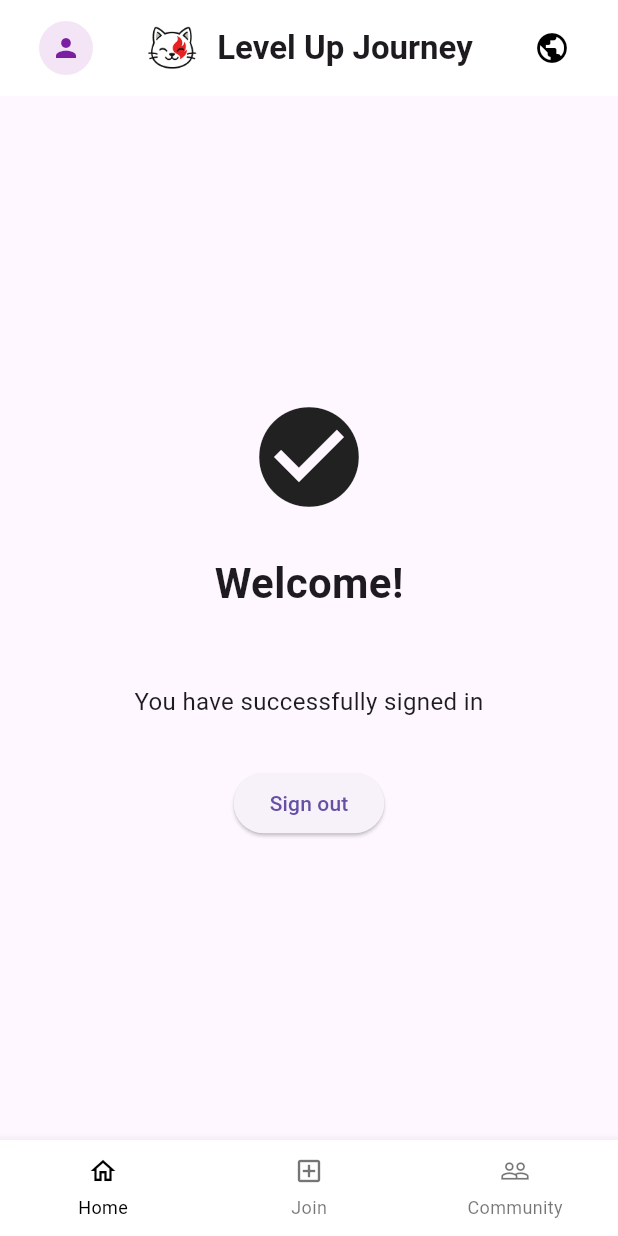
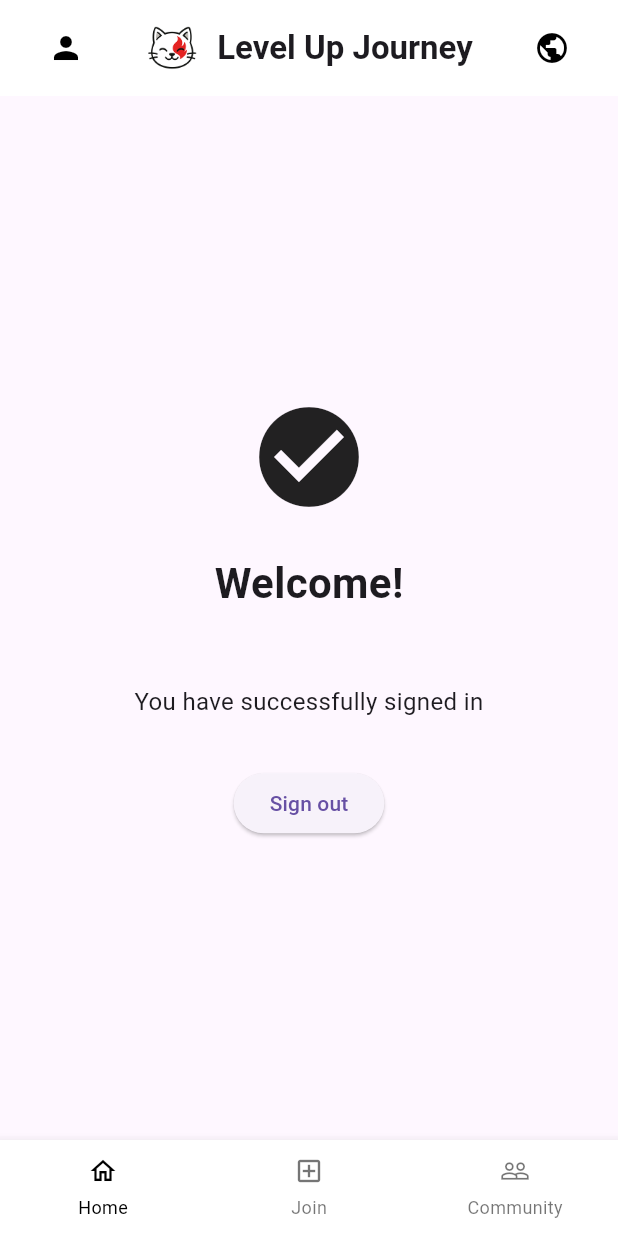
Before and after one commit to LevelUp-Journey/MobileApp-Cross, a Flutter app: the HomePage screen opened directly, on a phone screen of 412 x 824 dp. Run offline on Flutter 3.47's test engine with Material 3 defaults, Android fonts, the phone set to English and light mode, and no system bars; our stand-ins replace flutter_riverpod.

Commit message:
feat: Enhance HomePage with ProfilePage integration and refactor HeaderWidget for leading tap functionality

```diff
--- a/lib/public/pages/home/home_page.dart
+++ b/lib/public/pages/home/home_page.dart
@@ -5,6 +5,7 @@ import '../../../iam/presentation/controllers/providers.dart';
 import '../../../iam/presentation/pages/login_page.dart';
 import '../../../shared/components/appbar_widget.dart';
 import '../../../shared/components/bottom_navigation_widget.dart';
+import '../../../profiles/presentation/pages/profile_page.dart';
 
 class HomePage extends ConsumerStatefulWidget {
   const HomePage({super.key});
@@ -15,15 +16,29 @@ class HomePage extends ConsumerStatefulWidget {
 
 class _HomePageState extends ConsumerState<HomePage> {
   int _currentIndex = 0;
+  bool _isProfileMode = false;
 
-  @override
-  Widget build(BuildContext context) {
+  Widget _buildBody() {
+    if (_isProfileMode) {
+      return const ProfilePage(); // Use the profile page content
+    }
+    switch (_currentIndex) {
+      case 0:
+        return _homeBody();
+      case 1:
+        return _joinBody();
+      case 2:
+        return _communityBody();
+      default:
+        return _homeBody();
+    }
+  }
+
+  Widget _homeBody() {
     final authState = ref.watch(authControllerProvider);
     final authNotifier = ref.read(authControllerProvider.notifier);
 
-    return Scaffold(
-      appBar: const HeaderWidget(),
-      body: Padding(
+    return Padding(
       padding: const EdgeInsets.all(24.0),
       child: Center(
         child: Column(
@@ -80,12 +95,37 @@ class _HomePageState extends ConsumerState<HomePage> {
           ],
         ),
       ),
+    );
+  }
+
+  Widget _joinBody() {
+    return const Center(child: Text('Join Page'));
+  }
+
+  Widget _communityBody() {
+    return const Center(child: Text('Community Page'));
+  }
+
+  @override
+  Widget build(BuildContext context) {
+    return Scaffold(
+      appBar: HeaderWidget(
+        leading: _isProfileMode
+            ? IconButton(
+                icon: const Icon(Icons.arrow_back),
+                onPressed: () => setState(() => _isProfileMode = false),
+              )
+            : null,
+        onLeadingTap: _isProfileMode ? null : () => setState(() => _isProfileMode = true),
       ),
+      body: _buildBody(),
       bottomNavigationBar: BottomNavigationWidget(
         currentIndex: _currentIndex,
         onTap: (i) {
-          setState(() => _currentIndex = i);
-          // TODO: navigate to different sections for each index if desired
+          setState(() {
+            _currentIndex = i;
+            _isProfileMode = false; // Reset profile mode when navigating
+          });
         },
       ),
     );
--- a/lib/shared/components/appbar_widget.dart
+++ b/lib/shared/components/appbar_widget.dart
@@ -14,6 +14,7 @@ class HeaderWidget extends StatelessWidget implements PreferredSizeWidget {
   final Color backgroundColor;
   final double height;
   final EdgeInsetsGeometry padding;
+  final VoidCallback? onLeadingTap;
 
   const HeaderWidget({
     super.key,
@@ -25,6 +26,7 @@ class HeaderWidget extends StatelessWidget implements PreferredSizeWidget {
     this.backgroundColor = Colors.white,
     this.height = 64,
     this.padding = const EdgeInsets.symmetric(horizontal: 16.0),
+    this.onLeadingTap,
   });
 
   @override
@@ -33,7 +35,7 @@ class HeaderWidget extends StatelessWidget implements PreferredSizeWidget {
   @override
   Widget build(BuildContext context) {
     final leadingWidget = showLeading
-        ? (leading ?? const _DefaultLeading())
+        ? (leading ?? _DefaultLeading(onTap: onLeadingTap))
         : const SizedBox.shrink();
 
     final trailingWidget = trailing ?? const _DefaultTrailing();
@@ -83,18 +85,19 @@ class HeaderWidget extends StatelessWidget implements PreferredSizeWidget {
 }
 
 class _DefaultLeading extends StatelessWidget {
-  const _DefaultLeading();
+  final VoidCallback? onTap;
+
+  const _DefaultLeading({this.onTap});
 
   @override
   Widget build(BuildContext context) {
-    return CircleAvatar(
-      radius: 18,
-      backgroundColor: Colors.purple.shade50,
-      child: Icon(
+    return IconButton(
+      onPressed: onTap,
+      icon: const Icon(
         Icons.person,
-        color: Colors.purple.shade700,
-        size: 20,
+        color: Colors.black,
       ),
+      tooltip: 'Profile',
     );
   }
 }
--- a/lib/shared/config.dart
+++ b/lib/shared/config.dart
@@ -2,5 +2,5 @@
 import 'environments/environment.dart';
 
 class Config {
-  static String get baseUrl => Environment.serverBaseUrl;
+  static String get baseUrl => Environment.iamserverBaseUrl;
 }
--- a/lib/shared/environments/environment.dart
+++ b/lib/shared/environments/environment.dart
@@ -1,7 +1,7 @@
 // lib/shared/environments/environment.dart
 class Environment {
   static const bool production = false; // Assuming dev for now
-  static const String serverBaseUrl = 'http://localhost:8081';
+  static const String iamserverBaseUrl = 'http://localhost:8081';
   static const String signUpEndpoint = '/api/v1/authentication/sign-up';
   static const String signInEndpoint = '/api/v1/authentication/sign-in';
   static const String validateTokenEndpoint = '/api/v1/authentication/validate';
```
Lines whose indentation alone changed are shown as unchanged.
